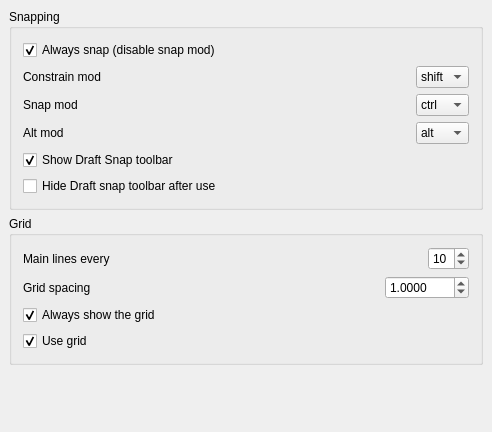
The window that src/Mod/Draft/Resources/ui/userprefs-snap.ui (berndhahnebach/All_FreeCAD) describes before a commit, drawn with Qt 5.
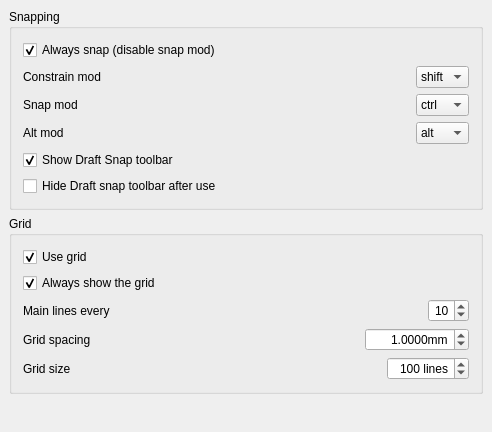
The same window after the commit. Custom widgets are drawn as their Qt base class.

Commit message: Draft: grid size is now settable in preferences

```diff
--- a/src/Mod/Draft/Resources/ui/userprefs-snap.ui
+++ b/src/Mod/Draft/Resources/ui/userprefs-snap.ui
@@ -263,6 +263,55 @@
       <string>Grid</string>
      </property>
      <layout class="QVBoxLayout" name="verticalLayout_2">
+      <item>
+       <layout class="QHBoxLayout" name="horizontalLayout_17">
+        <item>
+         <widget class="Gui::PrefCheckBox" name="gui::prefcheckbox_2">
+          <property name="toolTip">
+           <string>If checked, a grid will appear when drawing</string>
+          </property>
+          <property name="text">
+           <string>Use grid</string>
+          </property>
+          <property name="checked">
+           <bool>true</bool>
+          </property>
+          <property name="prefEntry" stdset="0">
+           <cstring>grid</cstring>
+          </property>
+          <property name="prefPath" stdset="0">
+           <cstring>Mod/Draft</cstring>
+          </property>
+         </widget>
+        </item>
+       </layout>
+      </item>
+      <item>
+       <layout class="QHBoxLayout" name="horizontalLayout_15">
+        <item>
+         <widget class="Gui::PrefCheckBox" name="gui::prefcheckbox_10">
+          <property name="enabled">
+           <bool>true</bool>
+          </property>
+          <property name="toolTip">
+           <string>If checked, the Draft grid will always be visible when the Draft workbench is active. Otherwise only when using a command</string>
+          </property>
+          <property name="text">
+           <string>Always show the grid</string>
+          </property>
+          <property name="checked">
+           <bool>true</bool>
+          </property>
+          <property name="prefEntry" stdset="0">
+           <cstring>alwaysShowGrid</cstring>
+          </property>
+          <property name="prefPath" stdset="0">
+           <cstring>Mod/Draft</cstring>
+          </property>
+         </widget>
+        </item>
+       </layout>
+      </item>
       <item>
        <layout class="QHBoxLayout" name="horizontalLayout_13">
         <item>
@@ -296,6 +345,9 @@
           <property name="toolTip">
            <string>Mainlines will be drawn thicker. Specify here how many squares between mainlines.</string>
           </property>
+          <property name="alignment">
+           <set>Qt::AlignRight|Qt::AlignTrailing|Qt::AlignVCenter</set>
+          </property>
           <property name="value">
            <number>10</number>
           </property>
@@ -342,6 +394,12 @@
           <property name="toolTip">
            <string>The spacing between each grid line</string>
           </property>
+          <property name="alignment">
+           <set>Qt::AlignRight|Qt::AlignTrailing|Qt::AlignVCenter</set>
+          </property>
+          <property name="suffix">
+           <string>mm</string>
+          </property>
           <property name="decimals">
            <number>4</number>
           </property>
@@ -362,43 +420,43 @@
        </layout>
       </item>
       <item>
-       <layout class="QHBoxLayout" name="horizontalLayout_15">
+       <layout class="QHBoxLayout" name="horizontalLayout">
         <item>
-         <widget class="Gui::PrefCheckBox" name="gui::prefcheckbox_10">
-          <property name="enabled">
-           <bool>true</bool>
-          </property>
-          <property name="toolTip">
-           <string>If checked, the Draft grid will always be visible when the Draft workbench is active. Otherwise only when using a command</string>
-          </property>
+         <widget class="QLabel" name="label">
           <property name="text">
-           <string>Always show the grid</string>
-          </property>
-          <property name="checked">
-           <bool>true</bool>
-          </property>
-          <property name="prefEntry" stdset="0">
-           <cstring>alwaysShowGrid</cstring>
-          </property>
-          <property name="prefPath" stdset="0">
-           <cstring>Mod/Draft</cstring>
+           <string>Grid size</string>
           </property>
          </widget>
         </item>
-       </layout>
-      </item>
-      <item>
-       <layout class="QHBoxLayout" name="horizontalLayout_17">
         <item>
-         <widget class="Gui::PrefCheckBox" name="gui::prefcheckbox_2">
+         <spacer name="horizontalSpacer">
+          <property name="orientation">
+           <enum>Qt::Horizontal</enum>
+          </property>
+          <property name="sizeHint" stdset="0">
+           <size>
+            <width>40</width>
+            <height>20</height>
+           </size>
+          </property>
+         </spacer>
+        </item>
+        <item>
+         <widget class="Gui::PrefSpinBox" name="spinBox">
           <property name="toolTip">
            <string>If checked, a grid will appear when drawing</string>
           </property>
-          <property name="text">
-           <string>Use grid</string>
+          <property name="alignment">
+           <set>Qt::AlignRight|Qt::AlignTrailing|Qt::AlignVCenter</set>
           </property>
-          <property name="checked">
-           <bool>true</bool>
+          <property name="suffix">
+           <string> lines</string>
+          </property>
+          <property name="maximum">
+           <number>9999</number>
+          </property>
+          <property name="value">
+           <number>100</number>
           </property>
           <property name="prefEntry" stdset="0">
            <cstring>grid</cstring>
```
Left out of the diff: 4 changed lines with no effect on the pictures. The commit also changes 4 other files.
